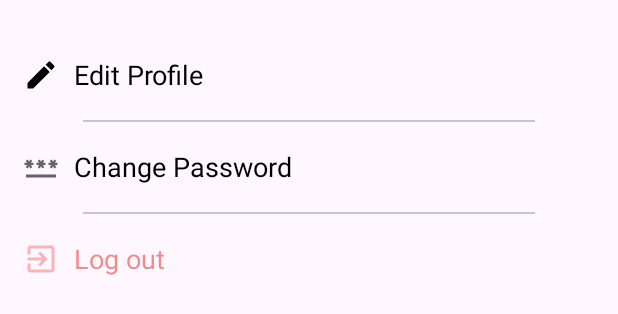
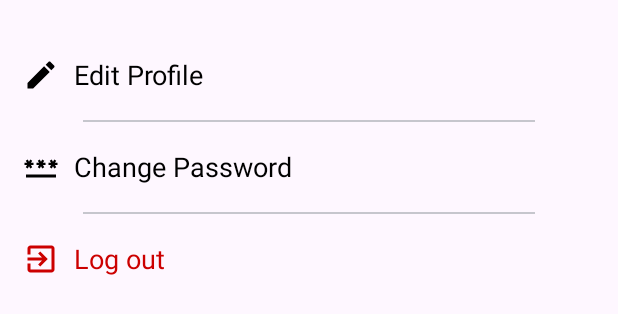
Before and after one commit to JD-Prince/PlayGround, an Android app: the layout fragment_setting.xml on its own in the app's theme, with its tools: preview values and no code run, on a phone screen of 412 x 824 dp. Shown: the top 314 px of the screen. Run offline under Robolectric (Android 15) with nearby library versions, the phone set to English and light mode, and no system bars.

Commit message:
Icons Updated

```diff
--- a/app/src/main/java/com/project/playground/adapter/PlayerListViewAdapter.kt
+++ b/app/src/main/java/com/project/playground/adapter/PlayerListViewAdapter.kt
@@ -40,10 +40,11 @@ class PlayerListViewAdapter(private val isHost : Boolean = false,private val cur
                     image.size
                 ))
             }
+            this.name.text=item.alias
+
             if(currenUserId==item.playerId) this.name.text="You"
             val points = "${item.points} pts"
             this.points.text=points
-            this.name.text=item.alias
 
 //            hostMarker.visibility=View.GONE.takeIf { position != 0 }?:View.VISIBLE
             if(position!=0){
--- a/app/src/main/res/drawable-anydpi/delete_ic.xml
+++ b/app/src/main/res/drawable-anydpi/delete_ic.xml
@@ -3,8 +3,7 @@
     android:height="24dp"
     android:viewportWidth="24"
     android:viewportHeight="24"
-    android:tint="#333333"
-    android:alpha="0.6">
+    android:tint="#333333">
   <path
       android:fillColor="@android:color/white"
       android:pathData="M6,19c0,1.1 0.9,2 2,2h8c1.1,0 2,-0.9 2,-2V7H6v12zM19,4h-3.5l-1,-1h-5l-1,1H5v2h14V4z"/>
--- a/app/src/main/res/drawable-anydpi/ic_exit.xml
+++ b/app/src/main/res/drawable-anydpi/ic_exit.xml
@@ -4,7 +4,6 @@
     android:viewportWidth="24"
     android:viewportHeight="24"
     android:tint="@color/white"
-    android:alpha="0.6"
     android:autoMirrored="true">
   <path
       android:fillColor="@android:color/white"
--- a/app/src/main/res/drawable-anydpi/password_edit_ic.xml
+++ b/app/src/main/res/drawable-anydpi/password_edit_ic.xml
@@ -3,8 +3,7 @@
     android:height="24dp"
     android:viewportWidth="24"
     android:viewportHeight="24"
-    android:tint="#333333"
-    android:alpha="0.6">
+    android:tint="#333333">
   <path
       android:fillColor="@android:color/white"
       android:pathData="M2,17h20v2H2V17zM3.15,12.95L4,11.47l0.85,1.48l1.3,-0.75L5.3,10.72H7v-1.5H5.3l0.85,-1.47L4.85,7L4,8.47L3.15,7l-1.3,0.75L2.7,9.22H1v1.5h1.7L1.85,12.2L3.15,12.95zM9.85,12.2l1.3,0.75L12,11.47l0.85,1.48l1.3,-0.75l-0.85,-1.48H15v-1.5h-1.7l0.85,-1.47L12.85,7L12,8.47L11.15,7l-1.3,0.75l0.85,1.47H9v1.5h1.7L9.85,12.2zM23,9.22h-1.7l0.85,-1.47L20.85,7L20,8.47L19.15,7l-1.3,0.75l0.85,1.47H17v1.5h1.7l-0.85,1.48l1.3,0.75L20,11.47l0.85,1.48l1.3,-0.75l-0.85,-1.48H23V9.22z"/>
--- a/app/src/main/res/layout/activity_show_sport_activity.xml
+++ b/app/src/main/res/layout/activity_show_sport_activity.xml
@@ -373,7 +373,7 @@
                 android:layout_width="match_parent"
                 android:layout_height=".1dp"
                 android:background="@android:color/transparent"
-                app:layout_constraintTop_toBottomOf="@id/player_detail_card"
+                app:layout_constraintTop_toBottomOf="@id/cancel_btn"
                 android:layout_margin="10dp"
                 />
 
@@ -402,11 +402,12 @@
                 android:text="Cancel Game"
                 android:textColor="@android:color/holo_red_dark"
                 android:textSize="14sp"
-                app:elevation="6dp"
+                android:elevation="6dp"
                 app:icon="@drawable/delete_ic"
                 app:iconTint="@android:color/holo_red_dark"
                 app:layout_constraintStart_toStartOf="@id/player_detail_card"
                 app:layout_constraintTop_toBottomOf="@id/player_detail_card" />
+
 
 
         </androidx.constraintlayout.widget.ConstraintLayout>
--- a/app/src/main/res/layout/fragment_setting.xml
+++ b/app/src/main/res/layout/fragment_setting.xml
@@ -61,9 +61,9 @@
         android:gravity="center_vertical"
         android:text="Log out"
         android:drawableStart="@drawable/ic_exit"
-        android:drawableTint="@color/red"
+        android:drawableTint="@android:color/holo_red_dark"
         android:drawablePadding="10dp"
-        android:textColor="@color/red"
+        android:textColor="@android:color/holo_red_dark"
         android:textSize="18sp"
         app:layout_constraintTop_toBottomOf="@id/change_password_logout_breaker" />
 
```
